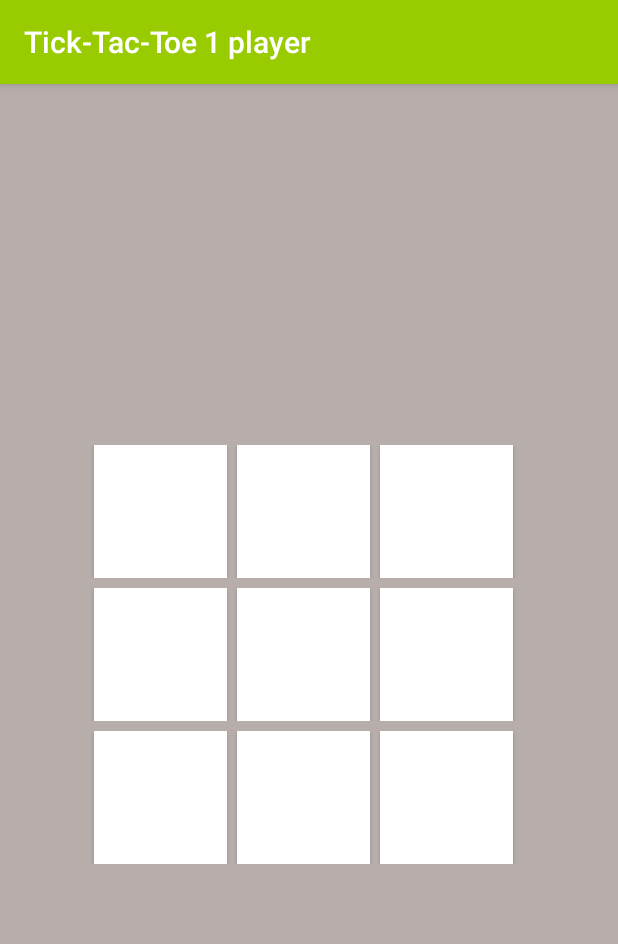
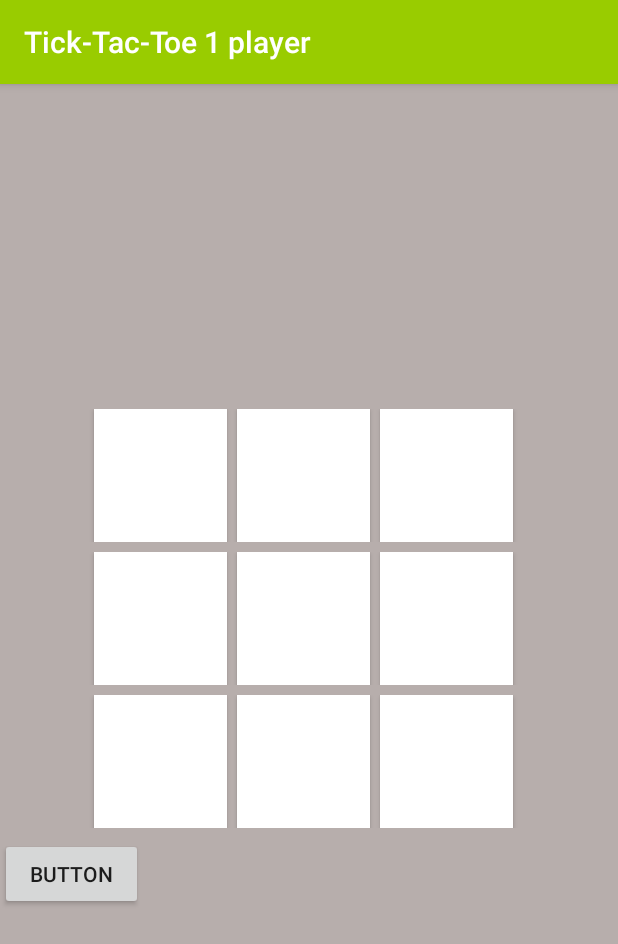
Before and after one commit to rocknegi/tick-tack-toe, an Android app: the screen it shows after launch (MainActivity), on a phone screen of 412 x 824 dp. Shown: the top 944 px of the screen. Run offline under Robolectric (Android 15) with nearby library versions, the phone set to English and light mode, and no system bars.

```diff
--- a/app/src/main/java/com/zzmachine/rocknegi/tictacktoe1pvcpu/MainActivity.kt
+++ b/app/src/main/java/com/zzmachine/rocknegi/tictacktoe1pvcpu/MainActivity.kt
@@ -119,7 +119,7 @@ class  MainActivity : AppCompatActivity() {
             }
 
         var rand =Random()
-        val randIndex = rand.nextInt(emptyCell.size-0)
+        val randIndex = rand.nextInt(emptyCell.size-0)+0
 
         val cellId = emptyCell.get(randIndex)
 
--- a/app/src/main/res/layout/activity_main.xml
+++ b/app/src/main/res/layout/activity_main.xml
@@ -107,4 +107,15 @@ android:gravity="center"
         android:layout_marginRight="3pt"/>
 </TableRow>
 
+    <TableRow
+        android:layout_width="match_parent"
+        android:layout_height="match_parent" >
+
+        <Button
+            android:id="@+id/button"
+            android:layout_width="wrap_content"
+            android:layout_height="wrap_content"
+            android:text="Button" />
+    </TableRow>
+
 </TableLayout>
```
